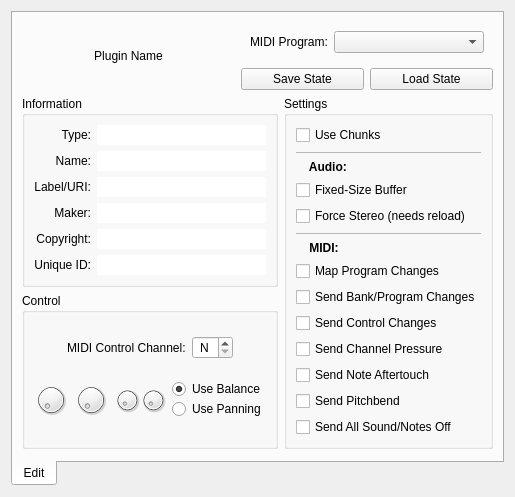
Above: resources/ui/carla_edit.ui from falkTX/Carla before the change. Below: the same form after it.
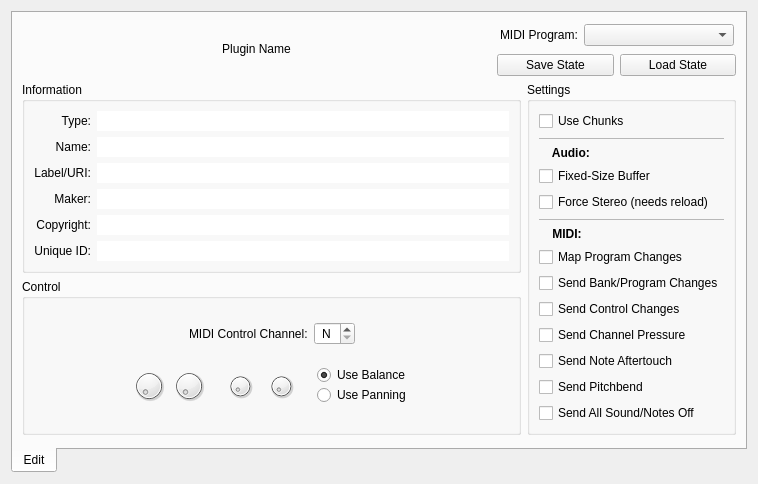
That is the form after the change. Icons and pictures are not drawn. Custom widgets are drawn as their Qt base class.

Commit message: Place more parameters per tab in editor dialog

What changed in the file:
```diff
--- a/resources/ui/carla_edit.ui
+++ b/resources/ui/carla_edit.ui
@@ -6,8 +6,8 @@
    <rect>
     <x>0</x>
     <y>0</y>
-    <width>509</width>
-    <height>443</height>
+    <width>758</width>
+    <height>435</height>
    </rect>
   </property>
   <property name="windowTitle">
@@ -440,12 +440,12 @@
             <enum>Qt::Horizontal</enum>
            </property>
            <property name="sizeType">
-            <enum>QSizePolicy::Fixed</enum>
+            <enum>QSizePolicy::Expanding</enum>
            </property>
            <property name="sizeHint" stdset="0">
             <size>
-             <width>10</width>
-             <height>20</height>
+             <width>1</width>
+             <height>1</height>
             </size>
            </property>
           </spacer>
@@ -471,47 +471,19 @@
             <enum>Qt::Horizontal</enum>
            </property>
            <property name="sizeType">
-            <enum>QSizePolicy::Fixed</enum>
+            <enum>QSizePolicy::Expanding</enum>
            </property>
            <property name="sizeHint" stdset="0">
             <size>
-             <width>10</width>
-             <height>20</height>
+             <width>1</width>
+             <height>1</height>
             </size>
            </property>
           </spacer>
          </item>
          <item>
           <layout class="QGridLayout" name="gridLayout">
-           <item row="1" column="0">
-            <widget class="QPushButton" name="b_save_state">
-             <property name="focusPolicy">
-              <enum>Qt::NoFocus</enum>
-             </property>
-             <property name="text">
-              <string>Save State</string>
-             </property>
-             <property name="icon">
-              <iconset resource="../resources.qrc">
-               <normaloff>:/16x16/document-save.png</normaloff>:/16x16/document-save.png</iconset>
-             </property>
-            </widget>
-           </item>
-           <item row="1" column="1">
-            <widget class="QPushButton" name="b_load_state">
-             <property name="focusPolicy">
-              <enum>Qt::NoFocus</enum>
-             </property>
-             <property name="text">
-              <string>Load State</string>
-             </property>
-             <property name="icon">
-              <iconset resource="../resources.qrc">
-               <normaloff>:/16x16/document-open.png</normaloff>:/16x16/document-open.png</iconset>
-             </property>
-            </widget>
-           </item>
-           <item row="0" column="0" colspan="2">
+           <item row="0" column="1" colspan="2">
             <widget class="QStackedWidget" name="sw_programs">
              <property name="sizePolicy">
               <sizepolicy hsizetype="Preferred" vsizetype="Preferred">
@@ -527,6 +499,22 @@
              </property>
              <widget class="QWidget" name="sww_programs">
               <layout class="QHBoxLayout" name="horizontalLayout_3">
+               <property name="margin">
+                <number>2</number>
+               </property>
+               <item>
+                <spacer name="horizontalSpacer_8">
+                 <property name="orientation">
+                  <enum>Qt::Horizontal</enum>
+                 </property>
+                 <property name="sizeHint" stdset="0">
+                  <size>
+                   <width>1</width>
+                   <height>1</height>
+                  </size>
+                 </property>
+                </spacer>
+               </item>
                <item>
                 <widget class="QLabel" name="label_programs">
                  <property name="sizePolicy">
@@ -554,6 +542,25 @@
              </widget>
              <widget class="QWidget" name="sww_midiPrograms">
               <layout class="QHBoxLayout" name="horizontalLayout_4">
+               <property name="margin">
+                <number>2</number>
+               </property>
+               <item>
+                <spacer name="horizontalSpacer_7">
+                 <property name="orientation">
+                  <enum>Qt::Horizontal</enum>
+                 </property>
+                 <property name="sizeType">
+                  <enum>QSizePolicy::Expanding</enum>
+                 </property>
+                 <property name="sizeHint" stdset="0">
+                  <size>
+                   <width>1</width>
+                   <height>1</height>
+                  </size>
+                 </property>
+                </spacer>
+               </item>
                <item>
                 <widget class="QLabel" name="label_midi_programs">
                  <property name="sizePolicy">
@@ -581,6 +588,50 @@
              </widget>
             </widget>
            </item>
+           <item row="1" column="1">
+            <widget class="QPushButton" name="b_save_state">
+             <property name="focusPolicy">
+              <enum>Qt::NoFocus</enum>
+             </property>
+             <property name="text">
+              <string>Save State</string>
+             </property>
+             <property name="icon">
+              <iconset resource="../resources.qrc">
+               <normaloff>:/16x16/document-save.png</normaloff>:/16x16/document-save.png</iconset>
+             </property>
+            </widget>
+           </item>
+           <item row="1" column="2">
+            <widget class="QPushButton" name="b_load_state">
+             <property name="focusPolicy">
+              <enum>Qt::NoFocus</enum>
+             </property>
+             <property name="text">
+              <string>Load State</string>
+             </property>
+             <property name="icon">
+              <iconset resource="../resources.qrc">
+               <normaloff>:/16x16/document-open.png</normaloff>:/16x16/document-open.png</iconset>
+             </property>
+            </widget>
+           </item>
+           <item row="1" column="0">
+            <spacer name="horizontalSpacer_9">
+             <property name="orientation">
+              <enum>Qt::Horizontal</enum>
+             </property>
+             <property name="sizeType">
+              <enum>QSizePolicy::Expanding</enum>
+             </property>
+             <property name="sizeHint" stdset="0">
+              <size>
+               <width>1</width>
+               <height>1</height>
+              </size>
+             </property>
+            </spacer>
+           </item>
           </layout>
          </item>
         </layout>
@@ -651,22 +702,6 @@
               </property>
              </widget>
             </item>
-            <item row="2" column="1">
-             <widget class="QLineEdit" name="le_label">
-              <property name="inputMask">
-               <string notr="true"/>
-              </property>
-              <property name="text">
-               <string notr="true"/>
-              </property>
-              <property name="frame">
-               <bool>false</bool>
-              </property>
-              <property name="readOnly">
-               <bool>true</bool>
-              </property>
-             </widget>
-            </item>
             <item row="0" column="1">
              <widget class="QLineEdit" name="le_type">
               <property name="inputMask">
@@ -755,6 +790,22 @@
               </property>
              </widget>
             </item>
+            <item row="2" column="1">
+             <widget class="QLineEdit" name="le_label">
+              <property name="inputMask">
+               <string notr="true"/>
+              </property>
+              <property name="text">
+               <string notr="true"/>
+              </property>
+              <property name="frame">
+               <bool>false</bool>
+              </property>
+              <property name="readOnly">
+               <bool>true</bool>
+              </property>
+             </widget>
+            </item>
            </layout>
           </item>
          </layout>
@@ -765,10 +816,13 @@
          <property name="orientation">
           <enum>Qt::Vertical</enum>
          </property>
+         <property name="sizeType">
+          <enum>QSizePolicy::MinimumExpanding</enum>
+         </property>
          <property name="sizeHint" stdset="0">
           <size>
-           <width>20</width>
-           <height>40</height>
+           <width>1</width>
+           <height>1</height>
           </size>
          </property>
         </spacer>
```
The commit also changes 2 other files.
